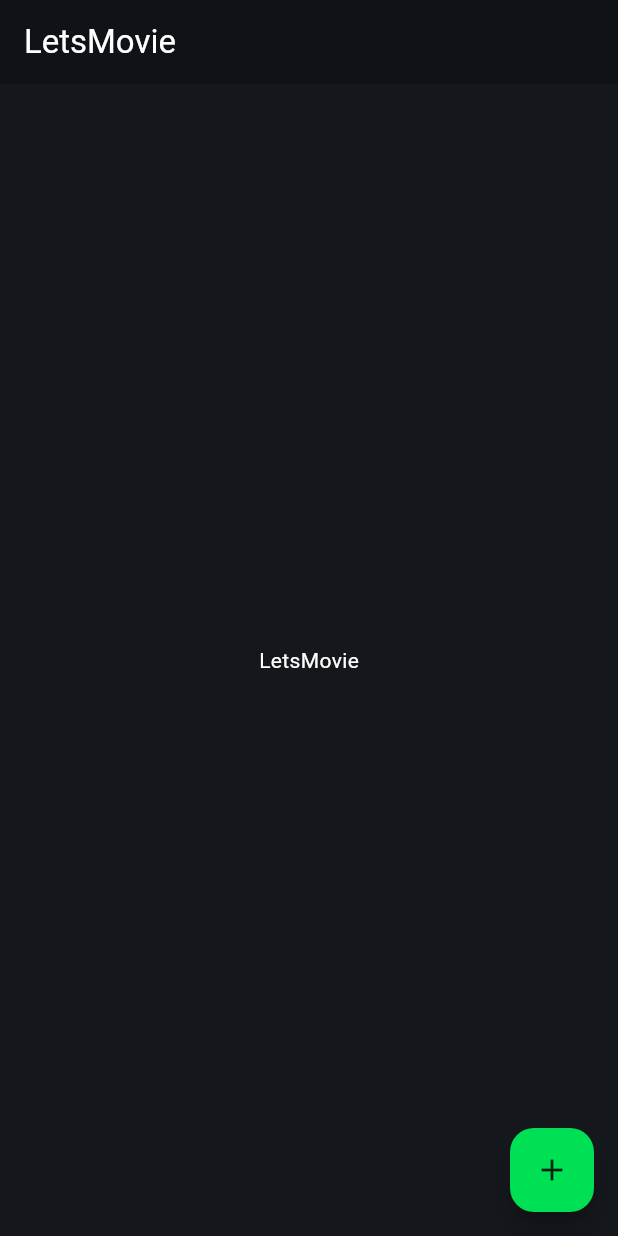
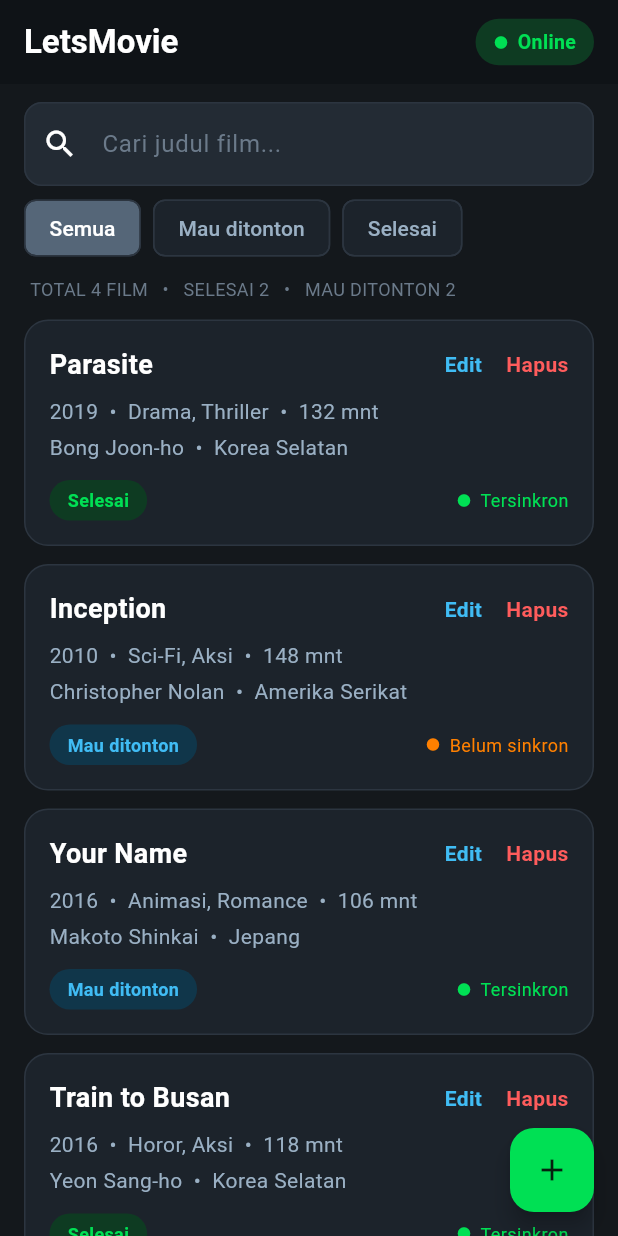
Before and after one commit to edryagustian/letsmovie-app, a Flutter app: the screen it shows after launch, on a phone screen of 412 x 824 dp. Run offline on Flutter 3.47's test engine with Material 3 defaults, Android fonts, the phone set to English and light mode, and no system bars.

Commit message:
tambah layar daftar film

```diff
--- a/lib/main.dart
+++ b/lib/main.dart
@@ -1,5 +1,6 @@
 import 'package:flutter/material.dart';
 import 'theme/app_theme.dart';
+import 'screens/film_list_screen.dart';
 
 void main() {
   runApp(const MyApp());
@@ -14,14 +15,7 @@ class MyApp extends StatelessWidget {
       title: 'LetsMovie',
       debugShowCheckedModeBanner: false,
       theme: AppTheme.dark,
-      home: Scaffold(
-        appBar: AppBar(title: const Text('LetsMovie')),
-        body: const Center(child: Text('LetsMovie')),
-        floatingActionButton: FloatingActionButton(
-          onPressed: () {},
-          child: const Icon(Icons.add),
-        ),
-      ),
+      home: const FilmListScreen(),
     );
   }
 }
--- /dev/null
+++ b/lib/screens/film_list_screen.dart
@@ -0,0 +1,143 @@
+import 'package:flutter/material.dart';
+import '../models/dummy_films.dart';
+import '../models/film.dart';
+import '../theme/app_theme.dart';
+import '../widgets/film_card.dart';
+
+class FilmListScreen extends StatefulWidget {
+  const FilmListScreen({super.key});
+
+  @override
+  State<FilmListScreen> createState() => _FilmListScreenState();
+}
+
+class _FilmListScreenState extends State<FilmListScreen> {
+  final List<Film> _films = buatDummyFilms();
+  String _query = '';
+  String _filter = 'Semua';
+
+  List<Film> get _tampil {
+    return _films.where((f) {
+      final cocokStatus = _filter == 'Semua' || f.status == _filter;
+      final cocokJudul = f.judul.toLowerCase().contains(_query.toLowerCase());
+      return cocokStatus && cocokJudul;
+    }).toList();
+  }
+
+  @override
+  Widget build(BuildContext context) {
+    final selesai =
+        _films.where((f) => f.status == FilmStatus.selesai).length;
+    final mau = _films.length - selesai;
+    final daftar = _tampil;
+
+    return Scaffold(
+      appBar: AppBar(
+        title: const Text(
+          'LetsMovie',
+          style: TextStyle(fontWeight: FontWeight.bold),
+        ),
+        actions: [
+          Center(
+            child: Container(
+              margin: const EdgeInsets.only(right: 16),
+              padding: const EdgeInsets.symmetric(horizontal: 12, vertical: 6),
+              decoration: BoxDecoration(
+                color: const Color(0xFF0E3B22),
+                borderRadius: BorderRadius.circular(16),
+              ),
+              child: const Row(
+                children: [
+                  Icon(Icons.circle, size: 10, color: AppColors.green),
+                  SizedBox(width: 6),
+                  Text(
+                    'Online',
+                    style: TextStyle(
+                      color: AppColors.green,
+                      fontWeight: FontWeight.bold,
+                      fontSize: 13,
+                    ),
+                  ),
+                ],
+              ),
+            ),
+          ),
+        ],
+      ),
+      body: Column(
+        children: [
+          Padding(
+            padding: const EdgeInsets.fromLTRB(16, 12, 16, 8),
+            child: TextField(
+              onChanged: (v) => setState(() => _query = v),
+              decoration: const InputDecoration(
+                hintText: 'Cari judul film...',
+                prefixIcon: Icon(Icons.search),
+              ),
+            ),
+          ),
+          SizedBox(
+            height: 40,
+            child: ListView(
+              scrollDirection: Axis.horizontal,
+              padding: const EdgeInsets.symmetric(horizontal: 16),
+              children: ['Semua', ...FilmStatus.semua].map((s) {
+                final aktif = s == _filter;
+                return Padding(
+                  padding: const EdgeInsets.only(right: 8),
+                  child: ChoiceChip(
+                    label: Text(s),
+                    selected: aktif,
+                    showCheckmark: false,
+                    onSelected: (_) => setState(() => _filter = s),
+                    selectedColor: AppColors.slate,
+                    backgroundColor: AppColors.card,
+                    side: const BorderSide(color: AppColors.border),
+                    labelStyle: TextStyle(
+                      color: aktif ? Colors.white : AppColors.muted,
+                    ),
+                  ),
+                );
+              }).toList(),
+            ),
+          ),
+          Padding(
+            padding: const EdgeInsets.fromLTRB(20, 12, 20, 8),
+            child: Align(
+              alignment: Alignment.centerLeft,
+              child: Text(
+                'TOTAL ${_films.length} FILM   •   SELESAI $selesai   •   MAU DITONTON $mau',
+                style: const TextStyle(color: AppColors.dim, fontSize: 12),
+              ),
+            ),
+          ),
+          Expanded(
+            child: daftar.isEmpty
+                ? const Center(
+              child: Text(
+                'Film tidak ditemukan',
+                style: TextStyle(color: AppColors.muted),
+              ),
+            )
+                : ListView.builder(
+              padding: const EdgeInsets.only(top: 4, bottom: 88),
+              itemCount: daftar.length,
+              itemBuilder: (context, i) {
+                final film = daftar[i];
+                return FilmCard(
+                  film: film,
+                  onEdit: () {},
+                  onDelete: () {},
+                );
+              },
+            ),
+          ),
+        ],
+      ),
+      floatingActionButton: FloatingActionButton(
+        onPressed: () {},
+        child: const Icon(Icons.add),
+      ),
+    );
+  }
+}
--- /dev/null
+++ b/lib/widgets/film_card.dart
@@ -0,0 +1,112 @@
+import 'package:flutter/material.dart';
+import '../models/film.dart';
+import '../theme/app_theme.dart';
+
+class FilmCard extends StatelessWidget {
+  final Film film;
+  final VoidCallback onEdit;
+  final VoidCallback onDelete;
+
+  const FilmCard({
+    super.key,
+    required this.film,
+    required this.onEdit,
+    required this.onDelete,
+  });
+
+  @override
+  Widget build(BuildContext context) {
+    final selesai = film.status == FilmStatus.selesai;
+    final statusColor = selesai ? AppColors.green : AppColors.blue;
+    final statusBg =
+    selesai ? const Color(0xFF0E3B22) : const Color(0xFF10364A);
+    final syncColor = film.isSynced ? AppColors.green : AppColors.orange;
+
+    return Container(
+      margin: const EdgeInsets.fromLTRB(16, 0, 16, 12),
+      padding: const EdgeInsets.all(16),
+      decoration: BoxDecoration(
+        color: AppColors.card,
+        borderRadius: BorderRadius.circular(16),
+        border: Border.all(color: AppColors.border),
+      ),
+      child: Column(
+        crossAxisAlignment: CrossAxisAlignment.start,
+        children: [
+          Row(
+            children: [
+              Expanded(
+                child: Text(
+                  film.judul,
+                  style: const TextStyle(
+                    fontSize: 18,
+                    fontWeight: FontWeight.bold,
+                  ),
+                ),
+              ),
+              GestureDetector(
+                onTap: onEdit,
+                child: const Text(
+                  'Edit',
+                  style: TextStyle(
+                    color: AppColors.blue,
+                    fontWeight: FontWeight.bold,
+                  ),
+                ),
+              ),
+              const SizedBox(width: 16),
+              GestureDetector(
+                onTap: onDelete,
+                child: const Text(
+                  'Hapus',
+                  style: TextStyle(
+                    color: AppColors.red,
+                    fontWeight: FontWeight.bold,
+                  ),
+                ),
+              ),
+            ],
+          ),
+          const SizedBox(height: 8),
+          Text(
+            '${film.tahun}  •  ${film.genre}  •  ${film.durasi} mnt',
+            style: const TextStyle(color: AppColors.muted),
+          ),
+          const SizedBox(height: 4),
+          Text(
+            '${film.sutradara}  •  ${film.negara}',
+            style: const TextStyle(color: AppColors.muted),
+          ),
+          const SizedBox(height: 12),
+          Row(
+            children: [
+              Container(
+                padding:
+                const EdgeInsets.symmetric(horizontal: 12, vertical: 5),
+                decoration: BoxDecoration(
+                  color: statusBg,
+                  borderRadius: BorderRadius.circular(14),
+                ),
+                child: Text(
+                  film.status,
+                  style: TextStyle(
+                    color: statusColor,
+                    fontSize: 12,
+                    fontWeight: FontWeight.bold,
+                  ),
+                ),
+              ),
+              const Spacer(),
+              Icon(Icons.circle, size: 10, color: syncColor),
+              const SizedBox(width: 6),
+              Text(
+                film.isSynced ? 'Tersinkron' : 'Belum sinkron',
+                style: TextStyle(color: syncColor, fontSize: 12),
+              ),
+            ],
+          ),
+        ],
+      ),
+    );
+  }
+}
```
